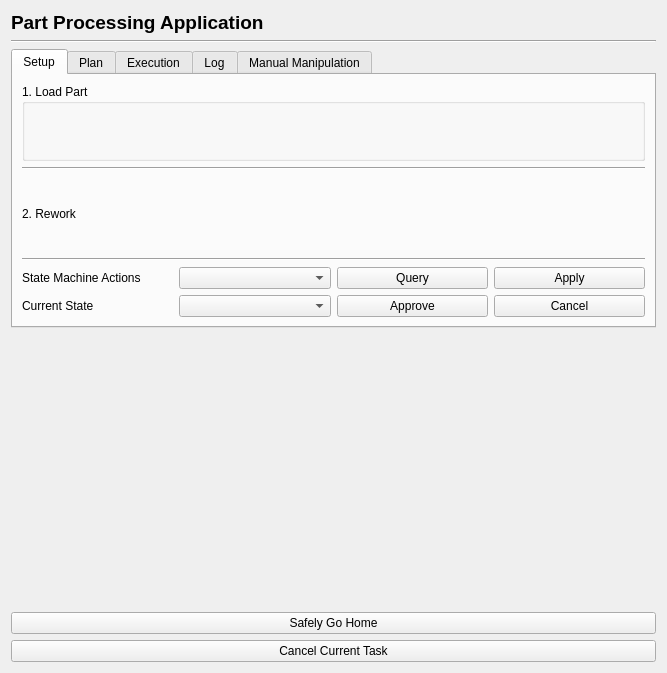
Old version of the form crs_gui/ui/crs_application.ui in the repository mpowelson/collaborative-robotic-sanding.
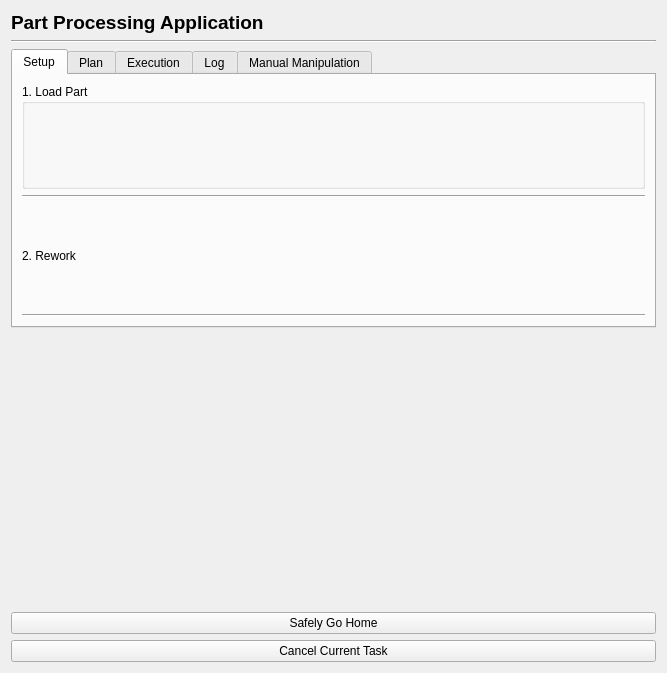
New version of the form.

Commit message: Create standalone sm widget 2

Patch:
```diff
--- a/crs_gui/ui/crs_application.ui
+++ b/crs_gui/ui/crs_application.ui
@@ -79,56 +79,7 @@
         </widget>
        </item>
        <item>
-        <layout class="QGridLayout" name="gridLayout_2">
-         <item row="2" column="3">
-          <widget class="QPushButton" name="push_button_sm_apply">
-           <property name="text">
-            <string>Apply</string>
-           </property>
-          </widget>
-         </item>
-         <item row="2" column="1">
-          <widget class="QComboBox" name="combo_box_sm_available_actions"/>
-         </item>
-         <item row="2" column="2">
-          <widget class="QPushButton" name="push_button_sm_query">
-           <property name="text">
-            <string>Query</string>
-           </property>
-          </widget>
-         </item>
-         <item row="2" column="0">
-          <widget class="QLabel" name="label_sm_actions">
-           <property name="text">
-            <string>State Machine Actions</string>
-           </property>
-          </widget>
-         </item>
-         <item row="4" column="2">
-          <widget class="QPushButton" name="push_button_sm_approve">
-           <property name="text">
-            <string>Approve</string>
-           </property>
-          </widget>
-         </item>
-         <item row="4" column="0">
-          <widget class="QLabel" name="label_sm_current_state">
-           <property name="text">
-            <string>Current State</string>
-           </property>
-          </widget>
-         </item>
-         <item row="4" column="1">
-          <widget class="QComboBox" name="combo_box_sm_current_state"/>
-         </item>
-         <item row="4" column="3">
-          <widget class="QPushButton" name="push_button_sm_cancel">
-           <property name="text">
-            <string>Cancel</string>
-           </property>
-          </widget>
-         </item>
-        </layout>
+        <layout class="QVBoxLayout" name="vertical_layout_sm_interface"/>
        </item>
       </layout>
      </widget>
```
The commit also changes 5 other files.
